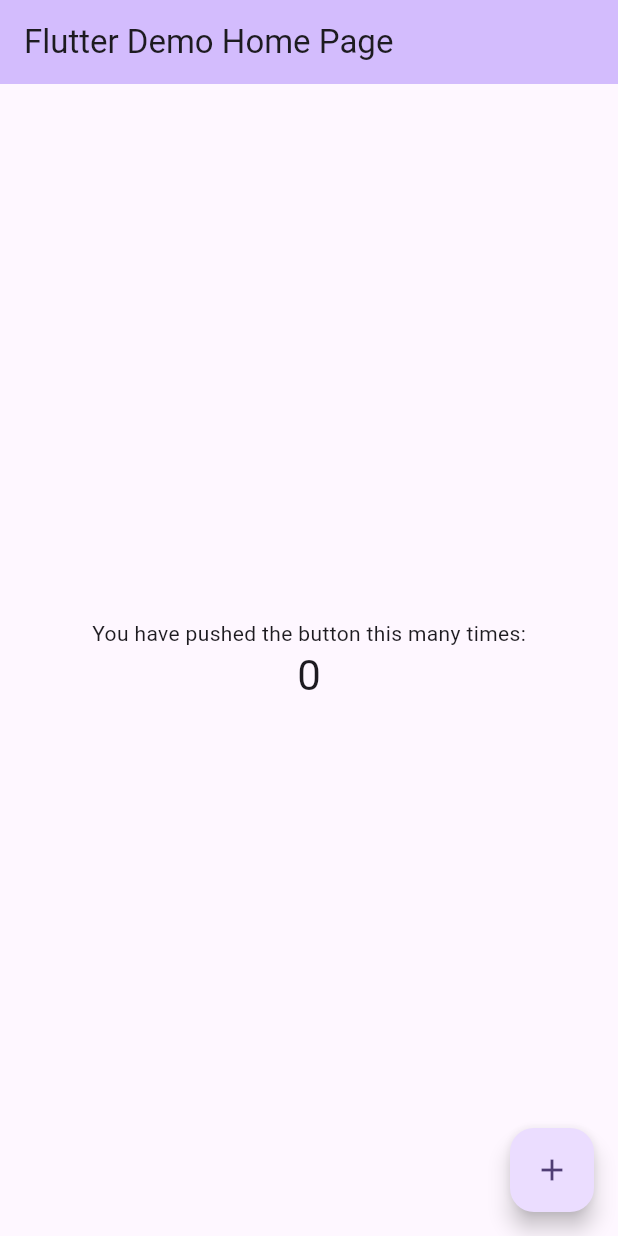
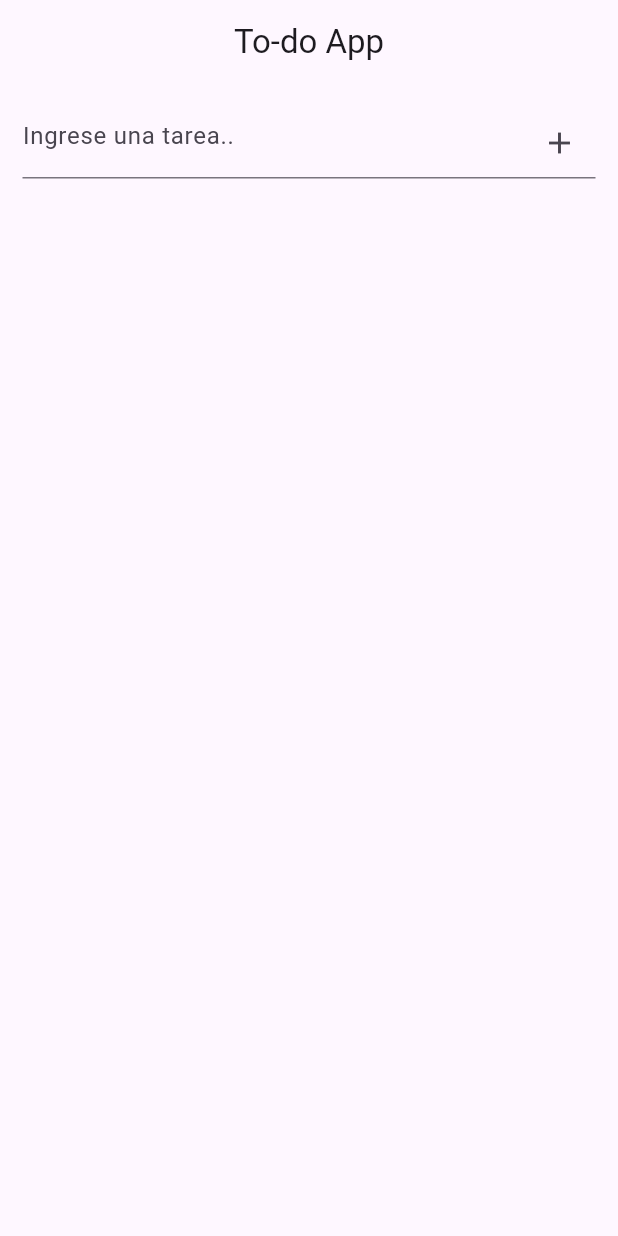
Before and after one commit to rodolfomercedes12/todo-app-prueba-tecnica, a Flutter app: the screen it shows after launch, on a phone screen of 412 x 824 dp. Run offline on Flutter 3.47's test engine with Material 3 defaults, Android fonts, the phone set to English and light mode, and no system bars; our stand-ins replace bloc, equatable, flutter_bloc, shared_preferences.

Commit message:
Worked on the app, added all the functionality

```diff
--- a/lib/data/models/todo_model.dart
+++ b/lib/data/models/todo_model.dart
@@ -0,0 +1,23 @@
+import '../../domain/entities/todo.dart';
+
+class TodoModel extends Todo {
+  TodoModel({
+    required super.id,
+    required super.title,
+    required super.completed,
+  });
+
+  factory TodoModel.fromJson(Map<String, dynamic> json) {
+    return TodoModel(
+      id: json['id'],
+      title: json['title'],
+      completed: json['completed'],
+    );
+  }
+
+  Map<String, dynamic> toJson() => {
+        'id': id,
+        'title': title,
+        'completed': completed,
+      };
+}
--- a/lib/domain/entities/todo.dart
+++ b/lib/domain/entities/todo.dart
@@ -0,0 +1,19 @@
+class Todo {
+  final String id;
+  final String title;
+  final bool completed;
+
+  Todo({
+    required this.id,
+    required this.title,
+    required this.completed,
+  });
+
+  Todo copyWith({String? title, bool? completed}) {
+    return Todo(
+      id: id,
+      title: title ?? this.title,
+      completed: completed ?? this.completed,
+    );
+  }
+}
--- a/lib/domain/usecases/add_todo.dart
+++ b/lib/domain/usecases/add_todo.dart
@@ -0,0 +1,9 @@
+import '../entities/todo.dart';
+import '../repositories/todo_repository.dart';
+
+class AddTodo {
+  final TodoRepository repository;
+  AddTodo(this.repository);
+
+  Future<void> call(Todo todo) => repository.addTodo(todo);
+}
--- a/lib/domain/usecases/delete_todo.dart
+++ b/lib/domain/usecases/delete_todo.dart
@@ -0,0 +1,9 @@
+// delete_todo.dart
+import '../repositories/todo_repository.dart';
+
+class DeleteTodo {
+  final TodoRepository repository;
+  DeleteTodo(this.repository);
+
+  Future<void> call(String id) => repository.deleteTodo(id);
+}
--- a/lib/domain/usecases/get_todos.dart
+++ b/lib/domain/usecases/get_todos.dart
@@ -0,0 +1,9 @@
+import '../entities/todo.dart';
+import '../repositories/todo_repository.dart';
+
+class GetTodos {
+  final TodoRepository repository;
+  GetTodos(this.repository);
+
+  Future<List<Todo>> call() => repository.getTodos();
+}
--- a/lib/domain/usecases/toggle_todo.dart
+++ b/lib/domain/usecases/toggle_todo.dart
@@ -0,0 +1,8 @@
+import '../repositories/todo_repository.dart';
+
+class ToggleTodo {
+  final TodoRepository repository;
+  ToggleTodo(this.repository);
+
+  Future<void> call(String id) => repository.toggleTodo(id);
+}
--- a/lib/main.dart
+++ b/lib/main.dart
@@ -1,125 +1,44 @@
 import 'package:flutter/material.dart';
+import 'package:flutter_bloc/flutter_bloc.dart';
+import 'package:shared_preferences/shared_preferences.dart';
 
-void main() {
-  runApp(const MyApp());
+import 'data/datasources/todo_local_datasource.dart';
+import 'data/repositories/todo_repository_impl.dart';
+import 'domain/usecases/add_todo.dart';
+import 'domain/usecases/delete_todo.dart';
+import 'domain/usecases/get_todos.dart';
+import 'domain/usecases/toggle_todo.dart';
+import 'presentation/bloc/todo_bloc.dart';
+import 'presentation/pages/todo_page.dart';
+
+void main() async {
+  WidgetsFlutterBinding.ensureInitialized();
+  final prefs = await SharedPreferences.getInstance();
+  final datasource = TodoLocalDatasourceImpl(prefs);
+  final repository = TodoRepositoryImpl(datasource);
+
+  runApp(MyApp(repository));
 }
 
 class MyApp extends StatelessWidget {
-  const MyApp({super.key});
+  final TodoRepositoryImpl repository;
 
-  // This widget is the root of your application.
+  const MyApp(this.repository, {super.key});
+
   @override
   Widget build(BuildContext context) {
     return MaterialApp(
-      title: 'Flutter Demo',
-      theme: ThemeData(
-        // This is the theme of your application.
-        //
-        // TRY THIS: Try running your application with "flutter run". You'll see
-        // the application has a purple toolbar. Then, without quitting the app,
-        // try changing the seedColor in the colorScheme below to Colors.green
-        // and then invoke "hot reload" (save your changes or press the "hot
-        // reload" button in a Flutter-supported IDE, or press "r" if you used
-        // the command line to start the app).
-        //
-        // Notice that the counter didn't reset back to zero; the application
-        // state is not lost during the reload. To reset the state, use hot
-        // restart instead.
-        //
-        // This works for code too, not just values: Most code changes can be
-        // tested with just a hot reload.
-        colorScheme: ColorScheme.fromSeed(seedColor: Colors.deepPurple),
-        useMaterial3: true,
+      debugShowCheckedModeBanner: false,
+      title: 'Todo App',
+      home: BlocProvider(
+        create: (_) => TodoBloc(
+          getTodos: GetTodos(repository),
+          addTodo: AddTodo(repository),
+          deleteTodo: DeleteTodo(repository),
+          toggleTodo: ToggleTodo(repository),
+        )..add(LoadTodos()),
+        child: TodoPage(),
       ),
-      home: const MyHomePage(title: 'Flutter Demo Home Page'),
     );
   }
 }
-
-class MyHomePage extends StatefulWidget {
-  const MyHomePage({super.key, required this.title});
-
-  // This widget is the home page of your application. It is stateful, meaning
-  // that it has a State object (defined below) that contains fields that affect
-  // how it looks.
-
-  // This class is the configuration for the state. It holds the values (in this
-  // case the title) provided by the parent (in this case the App widget) and
-  // used by the build method of the State. Fields in a Widget subclass are
-  // always marked "final".
-
-  final String title;
-
-  @override
-  State<MyHomePage> createState() => _MyHomePageState();
-}
-
-class _MyHomePageState extends State<MyHomePage> {
-  int _counter = 0;
-
-  void _incrementCounter() {
-    setState(() {
-      // This call to setState tells the Flutter framework that something has
-      // changed in this State, which causes it to rerun the build method below
-      // so that the display can reflect the updated values. If we changed
-      // _counter without calling setState(), then the build method would not be
-      // called again, and so nothing would appear to happen.
-      _counter++;
-    });
-  }
-
-  @override
-  Widget build(BuildContext context) {
-    // This method is rerun every time setState is called, for instance as done
-    // by the _incrementCounter method above.
-    //
-    // The Flutter framework has been optimized to make rerunning build methods
-    // fast, so that you can just rebuild anything that needs updating rather
-    // than having to individually change instances of widgets.
-    return Scaffold(
-      appBar: AppBar(
-        // TRY THIS: Try changing the color here to a specific color (to
-        // Colors.amber, perhaps?) and trigger a hot reload to see the AppBar
-        // change color while the other colors stay the same.
-        backgroundColor: Theme.of(context).colorScheme.inversePrimary,
-        // Here we take the value from the MyHomePage object that was created by
-        // the App.build method, and use it to set our appbar title.
-        title: Text(widget.title),
-      ),
-      body: Center(
-        // Center is a layout widget. It takes a single child and positions it
-        // in the middle of the parent.
-        child: Column(
-          // Column is also a layout widget. It takes a list of children and
-          // arranges them vertically. By default, it sizes itself to fit its
-          // children horizontally, and tries to be as tall as its parent.
-          //
-          // Column has various properties to control how it sizes itself and
-          // how it positions its children. Here we use mainAxisAlignment to
-          // center the children vertically; the main axis here is the vertical
-          // axis because Columns are vertical (the cross axis would be
-          // horizontal).
-          //
-          // TRY THIS: Invoke "debug painting" (choose the "Toggle Debug Paint"
-          // action in the IDE, or press "p" in the console), to see the
-          // wireframe for each widget.
-          mainAxisAlignment: MainAxisAlignment.center,
-          children: <Widget>[
-            const Text(
-              'You have pushed the button this many times:',
-            ),
-            Text(
-              '$_counter',
-              style: Theme.of(context).textTheme.headlineMedium,
-            ),
-          ],
-        ),
-      ),
-      floatingActionButton: FloatingActionButton(
-        onPressed: _incrementCounter,
-        tooltip: 'Increment',
-        child: const Icon(Icons.add),
-      ), // This trailing comma makes auto-formatting nicer for build methods.
-    );
-  }
-}
--- a/lib/presentation/bloc/todo_bloc.dart
+++ b/lib/presentation/bloc/todo_bloc.dart
@@ -0,0 +1,45 @@
+import 'package:bloc/bloc.dart';
+import 'package:equatable/equatable.dart';
+import '../../domain/entities/todo.dart';
+import '../../domain/usecases/add_todo.dart';
+import '../../domain/usecases/delete_todo.dart';
+import '../../domain/usecases/get_todos.dart';
+import '../../domain/usecases/toggle_todo.dart';
+
+part 'todo_event.dart';
+part 'todo_state.dart';
+
+class TodoBloc extends Bloc<TodoEvent, TodoState> {
+  final GetTodos getTodos;
+  final AddTodo addTodo;
+  final DeleteTodo deleteTodo;
+  final ToggleTodo toggleTodo;
+
+  TodoBloc({
+    required this.getTodos,
+    required this.addTodo,
+    required this.deleteTodo,
+    required this.toggleTodo,
+  }) : super(TodoInitial()) {
+    on<LoadTodos>((event, emit) async {
+      emit(TodoLoading());
+      final todos = await getTodos();
+      emit(TodoLoaded(todos));
+    });
+
+    on<AddTodoEvent>((event, emit) async {
+      await addTodo(event.todo);
+      add(LoadTodos());
+    });
+
+    on<DeleteTodoEvent>((event, emit) async {
+      await deleteTodo(event.id);
+      add(LoadTodos());
+    });
+
+    on<ToggleTodoEvent>((event, emit) async {
+      await toggleTodo(event.id);
+      add(LoadTodos());
+    });
+  }
+}
--- /dev/null
+++ b/lib/presentation/bloc/todo_event.dart
@@ -0,0 +1,23 @@
+part of 'todo_bloc.dart';
+
+abstract class TodoEvent extends Equatable {
+  @override
+  List<Object?> get props => [];
+}
+
+class LoadTodos extends TodoEvent {}
+
+class AddTodoEvent extends TodoEvent {
+  final Todo todo;
+  AddTodoEvent(this.todo);
+}
+
+class DeleteTodoEvent extends TodoEvent {
+  final String id;
+  DeleteTodoEvent(this.id);
+}
+
+class ToggleTodoEvent extends TodoEvent {
+  final String id;
+  ToggleTodoEvent(this.id);
+}
--- /dev/null
+++ b/lib/presentation/bloc/todo_state.dart
@@ -0,0 +1,18 @@
+part of 'todo_bloc.dart';
+
+abstract class TodoState extends Equatable {
+  @override
+  List<Object?> get props => [];
+}
+
+class TodoInitial extends TodoState {}
+
+class TodoLoading extends TodoState {}
+
+class TodoLoaded extends TodoState {
+  final List<Todo> todos;
+  TodoLoaded(this.todos);
+
+  @override
+  List<Object?> get props => [todos];
+}
--- a/lib/presentation/pages/todo_page.dart
+++ b/lib/presentation/pages/todo_page.dart
@@ -0,0 +1,88 @@
+import 'package:flutter/material.dart';
+import 'package:flutter_bloc/flutter_bloc.dart';
+import '../../domain/entities/todo.dart';
+import '../bloc/todo_bloc.dart';
+import 'package:uuid/uuid.dart';
+
+class TodoPage extends StatelessWidget {
+  final TextEditingController controller = TextEditingController();
+  final uuid = Uuid();
+
+  @override
+  Widget build(BuildContext context) {
+    return Scaffold(
+      appBar: AppBar(
+        title: const Text('To-do App'),
+        centerTitle: true,
+      ),
+      body: Column(
+        children: [
+          Padding(
+            padding: const EdgeInsets.all(15.0),
+            child: TextField(
+              controller: controller,
+              decoration: InputDecoration(
+                hintText: 'Ingrese una tarea..',
+                suffixIcon: IconButton(
+                  icon: const Icon(Icons.add),
+                  onPressed: () {
+                    final title = controller.text.trim();
+                    if (title.isNotEmpty) {
+                      context.read<TodoBloc>().add(AddTodoEvent(
+                            Todo(id: uuid.v4(), title: title, completed: false),
+                          ));
+                      controller.clear();
+                    }
+                  },
+                ),
+              ),
+            ),
+          ),
+          Expanded(
+            child: BlocBuilder<TodoBloc, TodoState>(
+              builder: (context, state) {
+                if (state is TodoLoading) {
+                  return const Center(child: CircularProgressIndicator());
+                }
+                if (state is TodoLoaded) {
+                  return ListView.builder(
+                    itemCount: state.todos.length,
+                    itemBuilder: (_, index) {
+                      final todo = state.todos[index];
+                      return ListTile(
+                        title: Text(
+                          todo.title,
+                          style: TextStyle(
+                            decoration: todo.completed
+                                ? TextDecoration.lineThrough
+                                : TextDecoration.none,
+                          ),
+                        ),
+                        leading: Checkbox(
+                          value: todo.completed,
+                          onChanged: (_) => context
+                              .read<TodoBloc>()
+                              .add(ToggleTodoEvent(todo.id)),
+                        ),
+                        trailing: IconButton(
+                          icon: const Icon(
+                            Icons.delete,
+                            color: Colors.red,
+                          ),
+                          onPressed: () => context
+                              .read<TodoBloc>()
+                              .add(DeleteTodoEvent(todo.id)),
+                        ),
+                      );
+                    },
+                  );
+                }
+                return Container();
+              },
+            ),
+          ),
+        ],
+      ),
+    );
+  }
+}
--- a/pubspec.yaml
+++ b/pubspec.yaml
@@ -38,6 +38,7 @@ dependencies:
   flutter_bloc: ^8.1.3
   shared_preferences: ^2.2.2
   equatable: ^2.0.5
+  uuid: ^4.3.0
 
 dev_dependencies:
   flutter_test:
```
Also changed, not shown: lib/data/datasources/todo_local_datasource.dart (+32 -0 lines), lib/data/repositories/todo_repository_impl.dart (+58 -0 lines), lib/domain/repositories/todo_repository.dart (+8 -0 lines), pubspec.lock, 1 other file.
